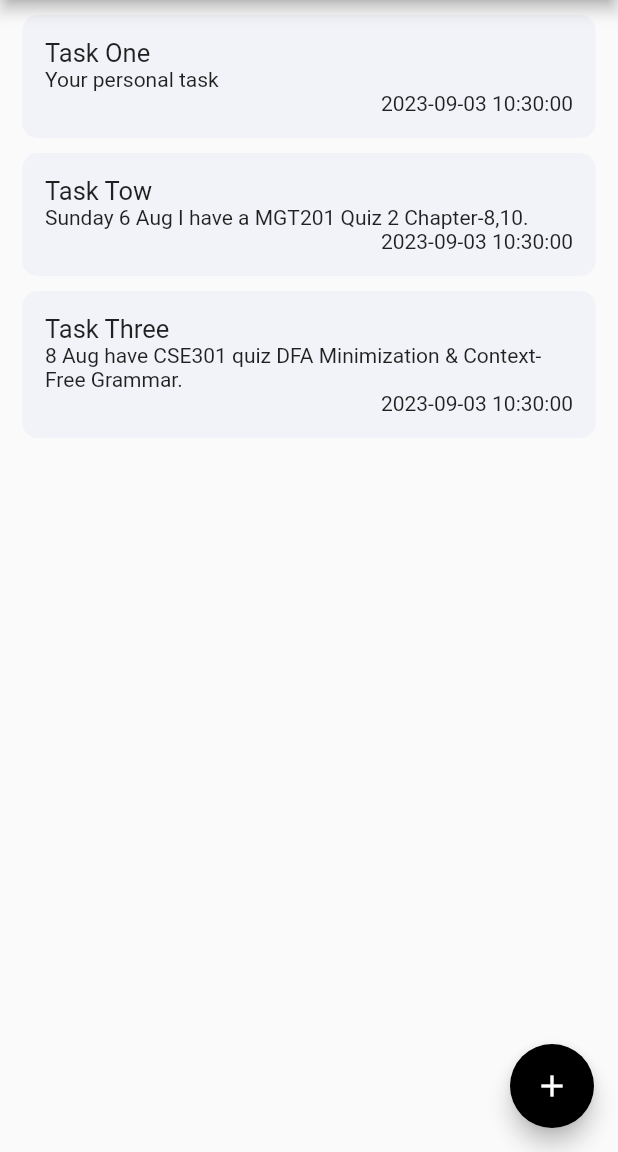
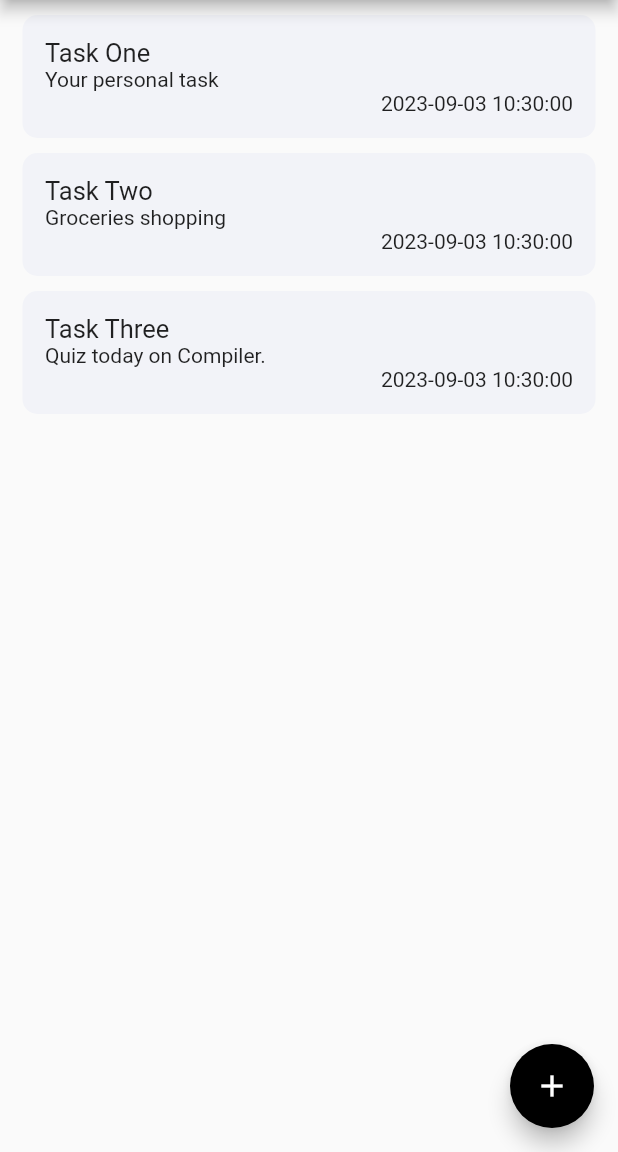
Before and after one commit to UmeBling/Task-manager-apps-flutter, a Flutter app: the teskbar screen opened directly, on a phone screen of 412 x 824 dp, the part 84-1236 px from its top. Run offline on Flutter 3.47's test engine with Material 2 defaults, Android fonts, the phone set to English and light mode, and no system bars.

Commit message:
firat commit

```diff
--- a/lib/main.dart
+++ b/lib/main.dart
@@ -1,3 +1,5 @@
+// ignore_for_file: prefer_const_constructors
+
 import 'package:flutter/material.dart';
 import 'package:flutterui/scren/Home.dart';
 import 'package:flutterui/scren/Task_bar.dart';
--- a/lib/scren/Task_bar.dart
+++ b/lib/scren/Task_bar.dart
@@ -13,7 +13,6 @@ class teskbar extends StatelessWidget {
         backgroundColor: Colors.black,
           centerTitle: true,
       ),
-
       body:Column(
         children: [
           TaskCard(
@@ -23,17 +22,14 @@ class teskbar extends StatelessWidget {
           ),
           TaskCard(
             key: UniqueKey(), // Provide a Key for the TaskCard widget
-            title: "Task Tow",
-            description: "Sunday 6 Aug I have a MGT201 Quiz 2 Chapter-8,10. ",
+            title: "Task Two",
+            description: "Groceries shopping ",
           ),
           TaskCard(
             key: UniqueKey(), // Provide a Key for the TaskCard widget
             title: "Task Three",
-            description: "8 Aug have CSE301 quiz DFA Minimization & Context-Free Grammar.",
+            description: "Quiz today on Compiler.",
           )
-
-
-
         ],
       ),
 
--- a/lib/widget/Task  card.dart
+++ b/lib/widget/Task  card.dart
@@ -1,3 +1,5 @@
+// ignore_for_file: prefer_const_constructors
+
 import 'package:flutter/cupertino.dart';
 
 class TaskCard extends StatefulWidget {
```
